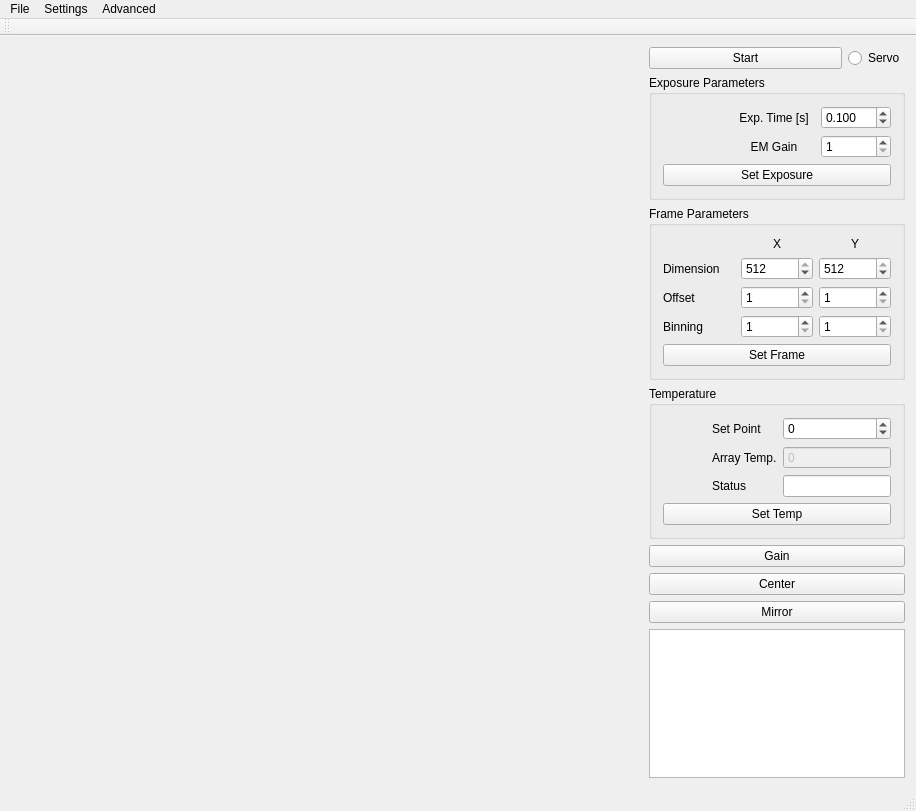
Above: src/fttMainWindow.ui from tmccrack/cameraLibrary before the change. Below: the same form after it.
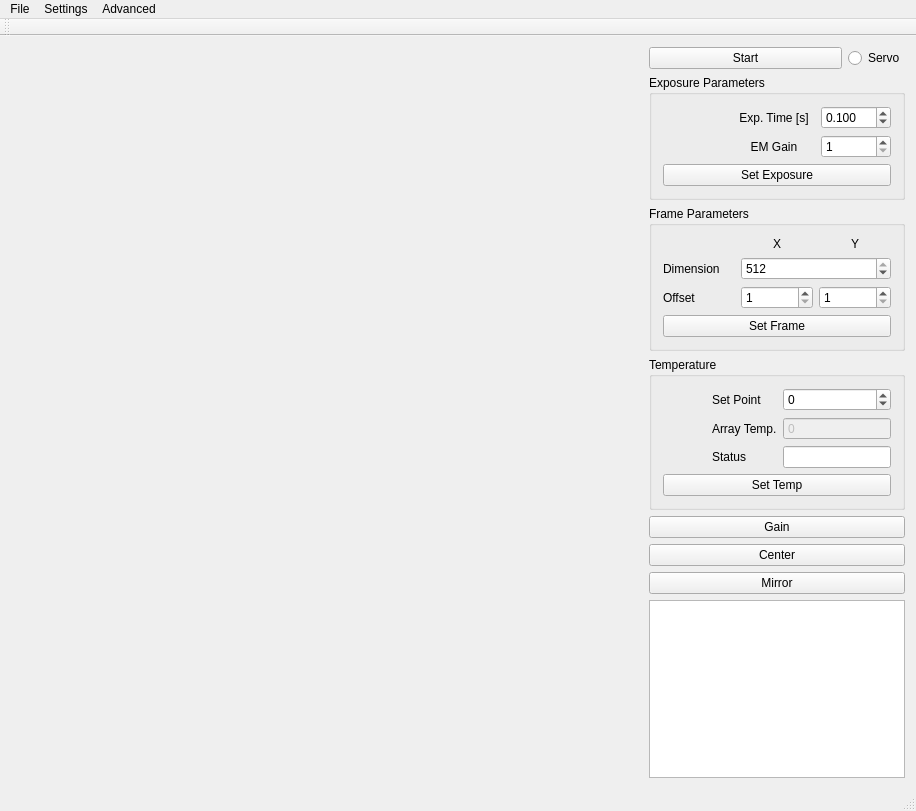
That is the form after the change.

Commit message: Shrinking frame parameters

```diff
--- a/src/fttMainWindow.ui
+++ b/src/fttMainWindow.ui
@@ -194,8 +194,25 @@
         <layout class="QVBoxLayout" name="verticalLayout_2">
          <item>
           <layout class="QGridLayout" name="glFrame">
-           <item row="1" column="1">
-            <widget class="QSpinBox" name="spb_XDim">
+           <item row="2" column="0">
+            <widget class="QLabel" name="lbl_Offset">
+             <property name="text">
+              <string>Offset</string>
+             </property>
+            </widget>
+           </item>
+           <item row="0" column="2">
+            <widget class="QLabel" name="lbl_Y">
+             <property name="text">
+              <string>Y</string>
+             </property>
+             <property name="alignment">
+              <set>Qt::AlignCenter</set>
+             </property>
+            </widget>
+           </item>
+           <item row="1" column="1" colspan="2">
+            <widget class="QSpinBox" name="spb_Dim">
              <property name="toolTip">
               <string>Horizontal dimension</string>
              </property>
@@ -217,13 +234,6 @@
              </property>
             </widget>
            </item>
-           <item row="3" column="0">
-            <widget class="QLabel" name="lbl_Binning">
-             <property name="text">
-              <string>Binning</string>
-             </property>
-            </widget>
-           </item>
            <item row="0" column="1">
             <widget class="QLabel" name="lbl_X">
              <property name="text">
@@ -234,22 +244,6 @@
              </property>
             </widget>
            </item>
-           <item row="1" column="2">
-            <widget class="QSpinBox" name="spb_YDim">
-             <property name="toolTip">
-              <string>Vertical dimension</string>
-             </property>
-             <property name="minimum">
-              <number>1</number>
-             </property>
-             <property name="maximum">
-              <number>512</number>
-             </property>
-             <property name="value">
-              <number>512</number>
-             </property>
-            </widget>
-           </item>
            <item row="2" column="1">
             <widget class="QSpinBox" name="spb_XOffs">
              <property name="toolTip">
@@ -276,49 +270,6 @@
              </property>
             </widget>
            </item>
-           <item row="3" column="1">
-            <widget class="QSpinBox" name="spb_XBin">
-             <property name="toolTip">
-              <string>Horizontal pixel binning</string>
-             </property>
-             <property name="minimum">
-              <number>1</number>
-             </property>
-             <property name="maximum">
-              <number>512</number>
-             </property>
-            </widget>
-           </item>
-           <item row="2" column="0">
-            <widget class="QLabel" name="lbl_Offset">
-             <property name="text">
-              <string>Offset</string>
-             </property>
-            </widget>
-           </item>
-           <item row="0" column="2">
-            <widget class="QLabel" name="lbl_Y">
-             <property name="text">
-              <string>Y</string>
-             </property>
-             <property name="alignment">
-              <set>Qt::AlignCenter</set>
-             </property>
-            </widget>
-           </item>
-           <item row="3" column="2">
-            <widget class="QSpinBox" name="spb_YBin">
-             <property name="toolTip">
-              <string>Vertical pixel binning</string>
-             </property>
-             <property name="minimum">
-              <number>1</number>
-             </property>
-             <property name="maximum">
-              <number>512</number>
-             </property>
-            </widget>
-           </item>
           </layout>
          </item>
          <item>
```
The commit also changes 1 other file.
